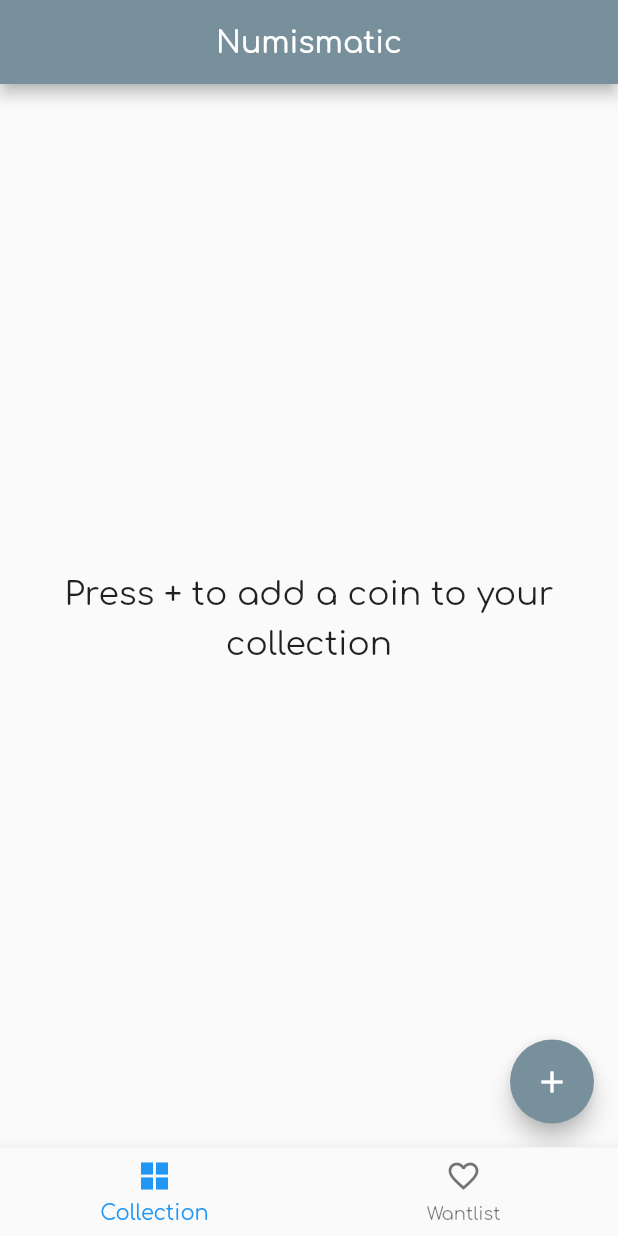
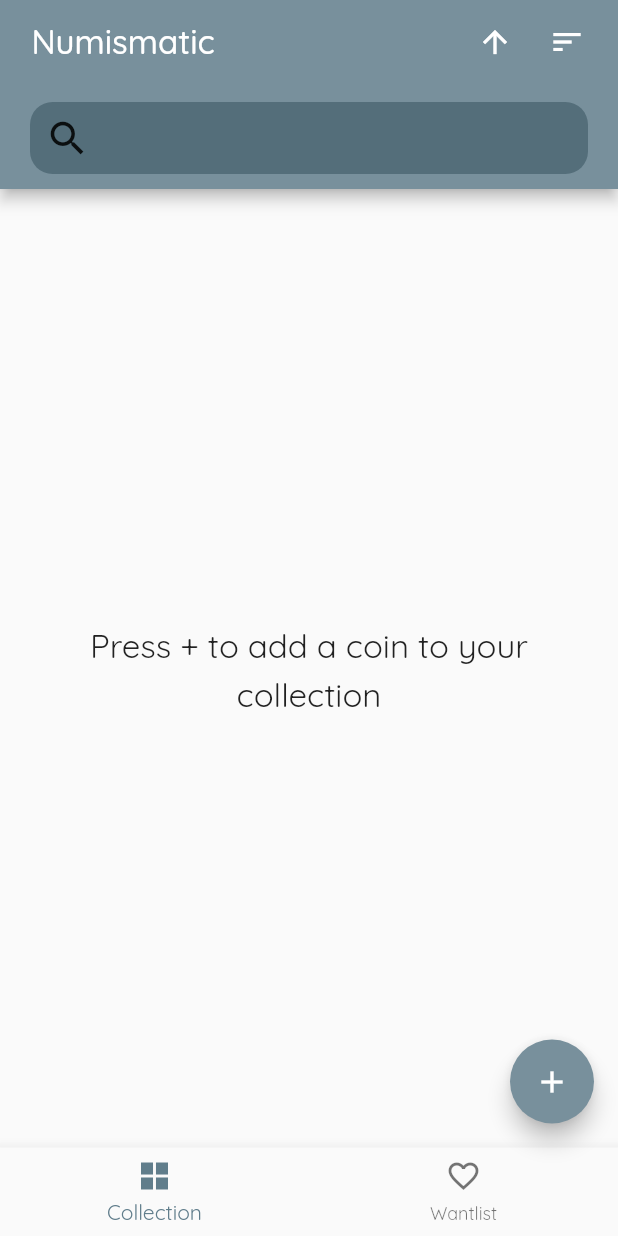
Before and after one commit to PScottZero/Numismatic, a Flutter app: the screen it shows after launch, on a phone screen of 412 x 824 dp. Run offline on Flutter 3.47's test engine with Material 2 defaults, Android fonts, the phone set to English and light mode, and no system bars; drawn by our look-alikes of flutter_typeahead; our stand-ins replace carousel_slider, google_fonts, image_picker, shared_preferences, tuple; missing offline and left inert: flutter_keyboard_visibility_web, image_picker_for_web, shared_preferences_web, web_scraper.

Commit message:
added search bar

```diff
--- a/lib/constants/helper_functions.dart
+++ b/lib/constants/helper_functions.dart
@@ -2,7 +2,7 @@ import 'package:flutter/material.dart';
 import 'package:tuple/tuple.dart';
 
 class HelperFunctions {
-  static Tuple2<String, String?>? yearAndMintMarkFromVariation(
+  static Tuple2<String?, String?> yearAndMintMarkFromVariation(
     String variation,
   ) {
     var year = variation.split(' ')[0];
@@ -12,7 +12,7 @@ class HelperFunctions {
       if (yearAndMintMark.length == 2) {
         return Tuple2(yearAndMintMark.first, yearAndMintMark.last);
       } else {
-        return null;
+        return Tuple2(null, null);
       }
     } else {
       return Tuple2(year, null);
--- a/lib/constants/view_constants.dart
+++ b/lib/constants/view_constants.dart
@@ -29,7 +29,9 @@ class ViewConstants {
   static const cardTitleMaxHeight = 100.0;
   static final cardTitlePadding = EdgeInsets.fromLTRB(10, 5, 10, 5);
   static decorationInput(Brightness brightness) => InputDecoration(
-        contentPadding: ViewConstants.paddingAllLarge(),
+        filled: true,
+        fillColor: Colors.grey[800]!,
+        contentPadding: ViewConstants.paddingAllMedium,
         focusedBorder: OutlineInputBorder(
           borderSide: BorderSide(
             color: ViewConstants.colorPrimary,
@@ -37,12 +39,10 @@ class ViewConstants {
           ),
           borderRadius: ViewConstants.borderRadiusMedium,
         ),
-        enabledBorder: OutlineInputBorder(
+        border: OutlineInputBorder(
           borderSide: BorderSide(
-            color: brightness == Brightness.light
-                ? ViewConstants.colorInactiveDark
-                : ViewConstants.colorInactiveLight,
-            width: ViewConstants.borderWidthUnfocused,
+            width: 0,
+            style: BorderStyle.none,
           ),
           borderRadius: ViewConstants.borderRadiusMedium,
         ),
@@ -54,7 +54,6 @@ class ViewConstants {
   static const gapSmall = 10.0;
   static const gridColumnCount = 2;
   static const gridGap = 10.0;
-  static final paddingButton = EdgeInsets.only(top: 20, bottom: 17);
   static paddingAllLarge({bool top = true}) =>
       EdgeInsets.fromLTRB(20, top ? 20 : 0, 20, 20);
   static const paddingAllMedium = EdgeInsets.all(15);
--- a/lib/main.dart
+++ b/lib/main.dart
@@ -1,10 +1,14 @@
 import 'package:flutter/material.dart';
 import 'package:google_fonts/google_fonts.dart';
 import 'package:numismatic/constants/view_constants.dart';
+import 'package:numismatic/views/add_coin_view.dart';
 import 'package:numismatic/views/coin_grid_view.dart';
+import 'package:numismatic/views/components/search_bar.dart';
+import 'package:numismatic/views/components/sort_menu.dart';
 import 'package:provider/provider.dart';
 
 import 'model/coin_collection_model.dart';
+import 'model/coin_comparator.dart';
 
 void main() {
   runApp(
@@ -18,10 +22,10 @@ void main() {
 class NumismaticApp extends StatelessWidget {
   ThemeData themeOfBrightness(Brightness brightness) => ThemeData(
         brightness: brightness,
-        primarySwatch: Colors.blue,
+        primarySwatch: Colors.blueGrey,
         primaryColor: ViewConstants.colorPrimary,
         accentColor: ViewConstants.colorPrimary,
-        textTheme: GoogleFonts.comfortaaTextTheme(
+        textTheme: GoogleFonts.quicksandTextTheme(
           TextTheme(
             bodyText2: TextStyle(
               fontSize: ViewConstants.fontMedium,
@@ -35,6 +39,7 @@ class NumismaticApp extends StatelessWidget {
   Widget build(BuildContext context) {
     return MaterialApp(
       title: 'Numismatic',
+      debugShowCheckedModeBanner: false,
       theme: themeOfBrightness(Brightness.light),
       darkTheme: themeOfBrightness(Brightness.dark),
       home: Navigation(),
@@ -49,8 +54,13 @@ class Navigation extends StatefulWidget {
 
 class _NavigationState extends State<Navigation> {
   late PageController _pageController;
+  final _options = <Widget>[
+    CoinGridView(),
+    CoinGridView(isWantlist: true),
+  ];
   var _selectedIndex = 0;
-  final _options = <Widget>[CoinGridView(), CoinGridView(isWantlist: true)];
+
+  bool get viewingWantlist => _selectedIndex == 1;
 
   void _onTap(int index) {
     setState(() {
@@ -77,12 +87,36 @@ class _NavigationState extends State<Navigation> {
 
   @override
   Widget build(BuildContext context) {
+    return Consumer<CoinCollectionModel>(
+      builder: (context, model, child) {
         return Scaffold(
           appBar: AppBar(
-        centerTitle: true,
-        title: Text(
+            title: Padding(
+              padding: EdgeInsets.only(left: 5),
+              child: Text(
                 'Numismatic',
-          style: GoogleFonts.comfortaa(),
+                style: GoogleFonts.quicksand(
+                  fontSize: ViewConstants.fontMedium,
+                ),
+              ),
+            ),
+            actions: [
+              IconButton(
+                onPressed: model.toggleSortDirection,
+                icon: Icon(
+                  CoinComparator.ascending
+                      ? Icons.arrow_upward
+                      : Icons.arrow_downward,
+                ),
+              ),
+              Padding(
+                padding: EdgeInsets.only(right: 10),
+                child: SortMenu(model.setSortMethod),
+              ),
+            ],
+            bottom: PreferredSize(
+              preferredSize: Size(double.infinity, 70),
+              child: SearchBar(viewingWantlist),
             ),
           ),
           body: PageView(
@@ -106,12 +140,28 @@ class _NavigationState extends State<Navigation> {
               ),
               BottomNavigationBarItem(
                 icon: Icon(
-              _selectedIndex == 1 ? Icons.favorite : Icons.favorite_border,
+                  viewingWantlist ? Icons.favorite : Icons.favorite_border,
                 ),
                 label: 'Wantlist',
               ),
             ],
           ),
+          floatingActionButton: FloatingActionButton(
+            onPressed: () {
+              Navigator.push(
+                context,
+                MaterialPageRoute(
+                  builder: (context) => AddCoinView(
+                    addToWantlist: viewingWantlist,
+                    edit: false,
+                  ),
+                ),
+              );
+            },
+            child: Icon(Icons.add),
+          ),
+        );
+      },
     );
   }
 }
--- a/lib/model/coin.dart
+++ b/lib/model/coin.dart
@@ -111,7 +111,8 @@ class Coin {
   }
 
   hasYear() =>
-      HelperFunctions.yearAndMintMarkFromVariation(variation.value ?? '') !=
+      HelperFunctions.yearAndMintMarkFromVariation(variation.value ?? '')
+          .item1 !=
       null;
 
   factory Coin.fromJson(Map<String, dynamic> json) => _$CoinFromJson(json);
--- a/lib/model/coin_collection_model.dart
+++ b/lib/model/coin_collection_model.dart
@@ -3,6 +3,7 @@ import 'dart:convert';
 import 'package:flutter/material.dart';
 import 'package:flutter/services.dart';
 import 'package:numismatic/model/greysheet_static_data.dart';
+import 'package:numismatic/model/reference.dart';
 import 'package:numismatic/model/sort_method.dart';
 import 'package:numismatic/scraper/greysheet_scraper.dart';
 import 'package:shared_preferences/shared_preferences.dart';
@@ -13,7 +14,7 @@ import 'coin_type.dart';
 
 const String ALL_COINS_KEY = 'coins';
 
-class CoinCollectionModel extends ChangeNotifier {
+class CoinCollectionModel extends ChangeNotifier with WidgetsBindingObserver {
   List<Coin> allCoins = [];
   List<Coin> get collection =>
       allCoins.where((element) => element.inCollection).toList();
@@ -21,9 +22,17 @@ class CoinCollectionModel extends ChangeNotifier {
       allCoins.where((element) => !element.inCollection).toList();
   List<CoinType> coinTypes = [];
   Map<String, Map<String, GreysheetStaticData>>? greysheetStaticData;
-  SortMethod sortMethod = SortMethod.type;
+  StringReference searchString = StringReference('');
+
+  @override
+  void dispose() {
+    WidgetsBinding.instance?.removeObserver(this);
+    super.dispose();
+  }
 
   CoinCollectionModel() {
+    WidgetsBinding.instance?.addObserver(this);
+    CoinComparator.setSortMethod(SortMethod.type);
     loadTypes();
     loadGreysheetStaticData();
     loadCoins();
@@ -67,11 +76,11 @@ class CoinCollectionModel extends ChangeNotifier {
     allCoins = jsonDecode(preferences.getString('coins') ?? '[]')
         .map<Coin>((e) => Coin.fromJson(e))
         .toList() as List<Coin>;
+    allCoins.sort(CoinComparator.comparator);
     notifyListeners();
   }
 
   saveCoins() async {
-    allCoins.sort(CoinComparator.get(sortMethod));
     var preferences = await SharedPreferences.getInstance();
     preferences.setString(
       'coins',
@@ -81,18 +90,21 @@ class CoinCollectionModel extends ChangeNotifier {
 
   overwriteCoin(Coin destination, Coin source) {
     Coin.set(destination, source);
+    _sortCoins();
     saveCoins();
     notifyListeners();
   }
 
   addCoin(Coin coin) {
     allCoins.add(coin);
+    _sortCoins();
     saveCoins();
     notifyListeners();
   }
 
   deleteCoin(Coin coin) {
     allCoins.remove(coin);
+    _sortCoins();
     saveCoins();
     notifyListeners();
   }
@@ -103,5 +115,19 @@ class CoinCollectionModel extends ChangeNotifier {
     notifyListeners();
   }
 
+  setSortMethod(SortMethod method) {
+    CoinComparator.setSortMethod(method);
+    _sortCoins();
+    notifyListeners();
+  }
+
+  toggleSortDirection() {
+    CoinComparator.ascending = !CoinComparator.ascending;
+    _sortCoins();
+    notifyListeners();
+  }
+
+  _sortCoins() => allCoins.sort(CoinComparator.comparator);
+
   refresh() => notifyListeners();
 }
--- a/lib/model/coin_comparator.dart
+++ b/lib/model/coin_comparator.dart
@@ -3,46 +3,81 @@ import 'package:numismatic/model/sort_method.dart';
 import 'coin.dart';
 
 class CoinComparator {
-  static int Function(Coin, Coin) get(SortMethod sortMethod) {
+  static SortMethod sortMethod = SortMethod.type;
+  static bool ascending = true;
+  static List<int Function(Coin, Coin)> _compareFuncs = [];
+
+  static setSortMethod(SortMethod sortMethod) {
+    CoinComparator.sortMethod = sortMethod;
     switch (sortMethod) {
       case SortMethod.type:
-        return _compareTypes;
+        _compareFuncs = [
+          _compareTypes,
+          _compareYears,
+          _compareMintMarks,
+        ];
+        break;
       case SortMethod.year:
-        return _compareYears;
+        _compareFuncs = [
+          _compareYears,
+          _compareMintMarks,
+          _compareTypes,
+        ];
+        break;
       case SortMethod.retailPrice:
-        return _compareRetailPrices;
+        _compareFuncs = [
+          _compareRetailPrices,
+          _compareTypes,
+          _compareYears,
+          _compareMintMarks,
+        ];
+        break;
     }
   }
 
-  static int _compareTypes(Coin c1, Coin c2) => _compareNullableStrings(
-      c1.type.value, c2.type.value, _compareYears, c1, c2);
+  static int comparator(Coin c1, Coin c2, [int index = 0]) {
+    if (index < _compareFuncs.length) {
+      var comparison = _compareFuncs[index](c1, c2);
+      return comparison == 0 ? comparator(c1, c2, index + 1) : comparison;
+    } else {
+      return 0;
+    }
+  }
 
-  static int _compareYears(Coin c1, Coin c2) =>
-      _compareNullableStrings(c1.year, c2.year, _compareMintMarks, c1, c2);
+  static int _compareTypes(Coin c1, Coin c2) =>
+      _compareNullable(c1.type.value, c2.type.value);
+
+  static int _compareYears(Coin c1, Coin c2) => _compareNullable(
+        double.tryParse(c1.year ?? ''),
+        double.tryParse(c2.year ?? ''),
+      );
 
   static int _compareMintMarks(Coin c1, Coin c2) =>
-      _compareNullableStrings(c1.mintMark, c2.mintMark);
+      _compareNullable(c1.mintMark, c2.mintMark);
 
-  static int _compareRetailPrices(Coin c1, Coin c2) => _compareNullableStrings(
-      c1.retailPrice, c2.retailPrice, _compareTypes, c1, c2);
+  static int _compareRetailPrices(Coin c1, Coin c2) => _compareNullable(
+        double.tryParse(
+          c1.retailPrice?.replaceAll('\$', '').replaceAll(',', '') ?? '',
+        ),
+        double.tryParse(
+          c2.retailPrice?.replaceAll('\$', '').replaceAll(',', '') ?? '',
+        ),
+      );
 
-  static int _compareNullableStrings(
-    String? s1,
-    String? s2, [
-    int Function(Coin, Coin)? equalsFunc,
-    Coin? c1,
-    Coin? c2,
-  ]) {
-    if (s1 == null && s2 == null) {
-      return equalsFunc != null ? equalsFunc(c1!, c2!) : 0;
-    } else if (s2 == null) {
-      return 1;
-    } else if (s1 == null) {
-      return -1;
+  static int _compareNullable<T>(T? first, T? second) {
+    if (first == null && second == null) {
+      return 0;
+    } else if (second == null) {
+      return ascending ? 1 : -1;
+    } else if (first == null) {
+      return ascending ? -1 : 1;
     } else {
-      var compare = s1.compareTo(s2);
-      if (compare == 0 && equalsFunc != null) return equalsFunc(c1!, c2!);
-      return compare;
+      if (first is String && second is String) {
+        return first.compareTo(second) * (ascending ? 1 : -1);
+      } else {
+        return (first as double).compareTo(second as double) *
+            (ascending ? 1 : -1);
+      }
     }
   }
 }
--- a/lib/views/coin_details_view.dart
+++ b/lib/views/coin_details_view.dart
@@ -6,8 +6,8 @@ import 'package:numismatic/model/coin_collection_model.dart';
 import 'package:numismatic/model/data_source.dart';
 import 'package:numismatic/scraper/greysheet_scraper.dart';
 import 'package:numismatic/views/add_coin_view.dart';
+import 'package:numismatic/views/components/confirm_cancel_dialog.dart';
 import 'package:numismatic/views/components/image_carousel.dart';
-import 'package:numismatic/views/components/confirm_cancel_dialog.dart';
 import 'package:numismatic/views/components/rounded_button.dart';
 import 'package:provider/provider.dart';
 
@@ -64,7 +64,7 @@ class _CoinDetailsViewState extends State<CoinDetailsView> {
             centerTitle: true,
             title: Text(
               widget.coin.fullType,
-              style: GoogleFonts.comfortaa(),
+              style: GoogleFonts.quicksand(),
               textAlign: TextAlign.center,
             ),
             actions: [
--- a/lib/views/coin_grid_view.dart
+++ b/lib/views/coin_grid_view.dart
@@ -2,7 +2,6 @@ import 'package:flutter/material.dart';
 import 'package:numismatic/constants/view_constants.dart';
 import 'package:numismatic/model/coin.dart';
 import 'package:numismatic/model/coin_collection_model.dart';
-import 'package:numismatic/views/add_coin_view.dart';
 import 'package:numismatic/views/components/coin_card.dart';
 import 'package:numismatic/views/components/count_and_value.dart';
 import 'package:provider/provider.dart';
@@ -20,24 +19,36 @@ class _CoinGridViewState extends State<CoinGridView> {
   CoinCollectionModel? _model;
 
   String get title => widget.isWantlist ? 'Wantlist' : 'Collection';
-  List<Coin> get coins =>
-      widget.isWantlist ? _model?.wantlist ?? [] : _model?.collection ?? [];
+  List<Coin> get coins => widget.isWantlist
+      ? _model?.wantlist
+              .where(
+                  (e) => e.fullType.contains(_model?.searchString.value ?? ''))
+              .toList() ??
+          []
+      : _model?.collection
+              .where(
+                  (e) => e.fullType.contains(_model?.searchString.value ?? ''))
+              .toList() ??
+          [];
+
+  bool get searchStringNonEmpty =>
+      (_model?.searchString.value?.length ?? 0) > 0;
 
   @override
   Widget build(BuildContext context) {
     return Consumer<CoinCollectionModel>(
       builder: (context, model, child) {
-        var coins = widget.isWantlist ? model.wantlist : model.collection;
         _model = model;
-        return Scaffold(
-          body: coins.length > 0
+        return coins.length > 0 || searchStringNonEmpty
             ? GridView.count(
                 crossAxisCount: ViewConstants.gridColumnCount,
                 mainAxisSpacing: ViewConstants.gapLarge,
                 crossAxisSpacing: ViewConstants.gapLarge,
                 padding: ViewConstants.paddingAllLarge(),
                 childAspectRatio: 1,
-                  children: <Widget>[CountAndValue(coins)] +
+                children: (searchStringNonEmpty
+                        ? <Widget>[]
+                        : <Widget>[CountAndValue(coins)]) +
                     coins.map((e) => CoinCard(e)).toList(),
               )
             : Container(
@@ -48,21 +59,6 @@ class _CoinGridViewState extends State<CoinGridView> {
                     textAlign: TextAlign.center,
                   ),
                 ),
-                ),
-          floatingActionButton: FloatingActionButton(
-            onPressed: () {
-              Navigator.push(
-                context,
-                MaterialPageRoute(
-                  builder: (context) => AddCoinView(
-                    addToWantlist: widget.isWantlist,
-                    edit: false,
-                  ),
-                ),
-              );
-            },
-            child: Icon(Icons.add),
-          ),
               );
       },
     );
--- a/lib/views/components/autocomplete_input.dart
+++ b/lib/views/components/autocomplete_input.dart
@@ -4,20 +4,26 @@ import 'package:numismatic/constants/view_constants.dart';
 import 'package:numismatic/model/reference.dart';
 
 class AutocompleteInput extends StatelessWidget {
-  final String label;
+  final String? label;
   final StringReference reference;
   final List<String> options;
+  final InputDecoration decoration;
+  final double fontSize;
   final VoidCallback? refresh;
   final bool required;
+  final bool padding;
 
   final TextEditingController _typeAheadController = TextEditingController();
 
   AutocompleteInput({
-    required this.label,
+    this.label,
     required this.reference,
     required this.options,
+    required this.decoration,
+    this.fontSize = ViewConstants.fontMedium,
     this.refresh,
     this.required = false,
+    this.padding = true,
   }) {
     _typeAheadController.text = reference.value ?? '';
   }
@@ -29,7 +35,7 @@ class AutocompleteInput extends StatelessWidget {
       children: [
         Row(
           children: [
-            Text(label),
+            label != null ? Text(label!) : Container(),
             required
                 ? Text(
                     "*",
@@ -38,7 +44,7 @@ class AutocompleteInput extends StatelessWidget {
                 : Container()
           ],
         ),
-        SizedBox(height: ViewConstants.gapSmall),
+        padding ? SizedBox(height: ViewConstants.gapSmall) : Container(),
         TypeAheadField<String>(
           animationDuration: Duration.zero,
           suggestionsCallback: (pattern) {
@@ -50,7 +56,7 @@ class AutocompleteInput extends StatelessWidget {
                   element.toLowerCase().contains(pattern.toLowerCase()),
             );
             if (matching.length > 0) {
-              return matching;
+              return matching.toList();
             }
             return [pattern];
           },
@@ -71,21 +77,26 @@ class AutocompleteInput extends StatelessWidget {
             ),
           ),
           onSuggestionSelected: (suggestion) {
-            _typeAheadController.text = suggestion;
             reference.value = suggestion;
             if (refresh != null) refresh!();
           },
           textFieldConfiguration: TextFieldConfiguration(
             controller: _typeAheadController,
-            style: TextStyle(
-              fontSize: ViewConstants.fontMedium,
-            ),
-            decoration: ViewConstants.decorationInput(
-              MediaQuery.of(context).platformBrightness,
-            ),
+            style: TextStyle(fontSize: fontSize),
+            decoration: decoration,
+            onSubmitted: (value) {
+              reference.value = value;
+              if (refresh != null) refresh!();
+            },
+            onChanged: (value) {
+              reference.value = value;
+              if (value == '') {
+                if (refresh != null) refresh!();
+              }
+            },
           ),
         ),
-        SizedBox(height: ViewConstants.gapLarge),
+        padding ? SizedBox(height: ViewConstants.gapLarge) : Container(),
       ],
     );
   }
--- a/lib/views/components/count_and_value.dart
+++ b/lib/views/components/count_and_value.dart
@@ -37,13 +37,13 @@ class CountAndValue extends StatelessWidget {
             Text(
               'Count: ${coins.length.toString()}',
               textAlign: TextAlign.center,
-              style: TextStyle(height: ViewConstants.fontSmall),
+              style: TextStyle(fontSize: ViewConstants.fontSmall),
             ),
             SizedBox(height: ViewConstants.gapSmall),
             Text(
               'Total Value:\n$totalValue',
               textAlign: TextAlign.center,
-              style: TextStyle(height: ViewConstants.fontSmall),
+              style: TextStyle(fontSize: ViewConstants.fontSmall),
             ),
           ],
         ),
--- a/lib/views/components/rounded_button.dart
+++ b/lib/views/components/rounded_button.dart
@@ -32,9 +32,9 @@ class RoundedButton extends StatelessWidget {
           backgroundColor: HelperFunctions.msp(
             color ?? ViewConstants.colorButton,
           ),
-          padding: HelperFunctions.msp(ViewConstants.paddingButton),
+          padding: HelperFunctions.msp(ViewConstants.paddingAllLarge()),
           textStyle: HelperFunctions.msp(
-            GoogleFonts.comfortaa(fontSize: ViewConstants.fontMedium),
+            GoogleFonts.quicksand(fontSize: ViewConstants.fontMedium),
           ),
         ),
         onPressed: onPressed,
--- /dev/null
+++ b/lib/views/components/search_bar.dart
@@ -0,0 +1,63 @@
+import 'package:flutter/material.dart';
+import 'package:numismatic/constants/view_constants.dart';
+import 'package:numismatic/model/coin_collection_model.dart';
+import 'package:numismatic/views/components/autocomplete_input.dart';
+import 'package:provider/provider.dart';
+
+class SearchBar extends StatefulWidget {
+  final bool viewingWantlist;
+
+  const SearchBar(this.viewingWantlist);
+
+  @override
+  _SearchBarState createState() => _SearchBarState();
+}
+
+class _SearchBarState extends State<SearchBar> {
+  CoinCollectionModel? _model;
+  List<String> get _searchOptions => widget.viewingWantlist
+      ? _model?.wantlist.map((e) => e.fullType).toList() ?? []
+      : _model?.collection.map((e) => e.fullType).toList() ?? [];
+
+  @override
+  Widget build(BuildContext context) {
+    return Consumer<CoinCollectionModel>(
+      builder: (context, model, child) {
+        _model = model;
+        return Padding(
+          padding: EdgeInsets.fromLTRB(20, 10, 20, 10),
+          child: Stack(
+            alignment: Alignment.centerLeft,
+            children: [
+              AutocompleteInput(
+                reference: model.searchString,
+                options: _searchOptions,
+                padding: false,
+                refresh: model.refresh,
+                decoration: InputDecoration(
+                  filled: true,
+                  fillColor: Colors.blueGrey[600],
+                  contentPadding: EdgeInsets.fromLTRB(50, 10, 10, 10),
+                  border: OutlineInputBorder(
+                    borderRadius: ViewConstants.borderRadiusMedium,
+                    borderSide: BorderSide(
+                      width: 0,
+                      style: BorderStyle.none,
+                    ),
+                  ),
+                ),
+              ),
+              Padding(
+                padding: EdgeInsets.only(left: 10),
+                child: Icon(
+                  Icons.search,
+                  size: 30,
+                ),
+              ),
+            ],
+          ),
+        );
+      },
+    );
+  }
+}
--- /dev/null
+++ b/lib/views/components/sort_menu.dart
@@ -0,0 +1,38 @@
+import 'package:flutter/material.dart';
+import 'package:numismatic/constants/view_constants.dart';
+import 'package:numismatic/model/coin_comparator.dart';
+import 'package:numismatic/model/sort_method.dart';
+
+class SortMenu extends StatelessWidget {
+  final Function(SortMethod) setSortMethod;
+
+  const SortMenu(this.setSortMethod);
+
+  @override
+  Widget build(BuildContext context) {
+    return PopupMenuButton<SortMethod>(
+      icon: Icon(Icons.sort),
+      onSelected: setSortMethod,
+      itemBuilder: (context) {
+        return [
+          PopupMenuItem(
+            child: Text('Sort by...'),
+            enabled: false,
+          ),
+          PopupMenuItem(
+            child: Text('Type'),
+            value: SortMethod.type,
+          ),
+          PopupMenuItem(
+            child: Text('Year'),
+            value: SortMethod.year,
+          ),
+          PopupMenuItem(
+            child: Text('Retail Price'),
+            value: SortMethod.retailPrice,
+          ),
+        ];
+      },
+    );
+  }
+}
--- a/pubspec.yaml
+++ b/pubspec.yaml
@@ -22,11 +22,9 @@ dependencies:
   json_serializable: ^4.1.3
   build_runner: ^2.1.1
   tuple: ^2.0.0
-  smooth_page_indicator: ^0.3.0-nullsafety.0
   flutter_typeahead: ^3.2.0
   image_picker: ^0.8.3+3
   permission_handler: ^8.1.4+2
-  downloads_path_provider_28: ^0.1.2
 
 dev_dependencies:
   flutter_test:
```
Also changed, not shown: lib/views/add_coin_view.dart (+19 -2 lines), 3 other files. Lines whose indentation alone changed are shown as unchanged.
